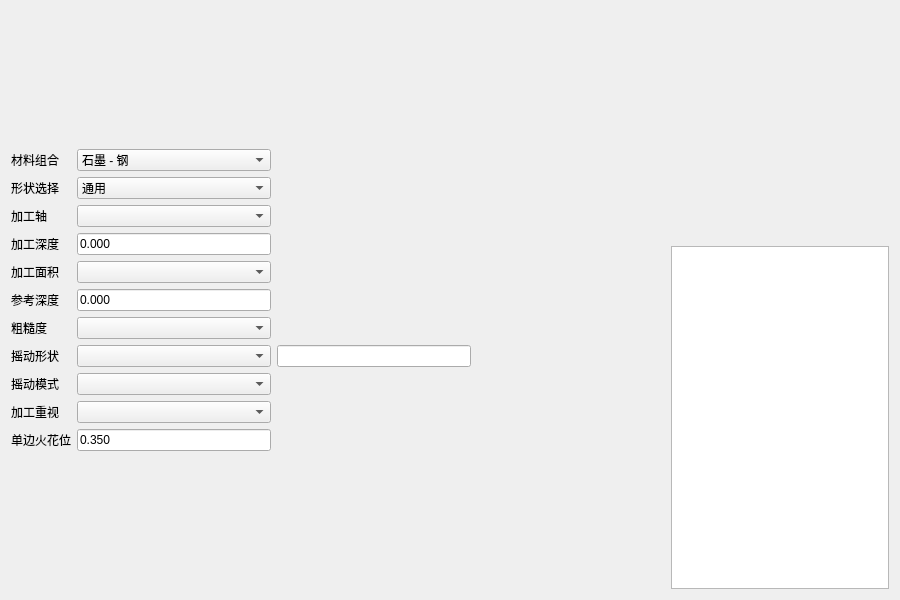
Qt form forms/auto/runautoparamform.ui (zephyrrr/Camotics_modbus) before a commit.
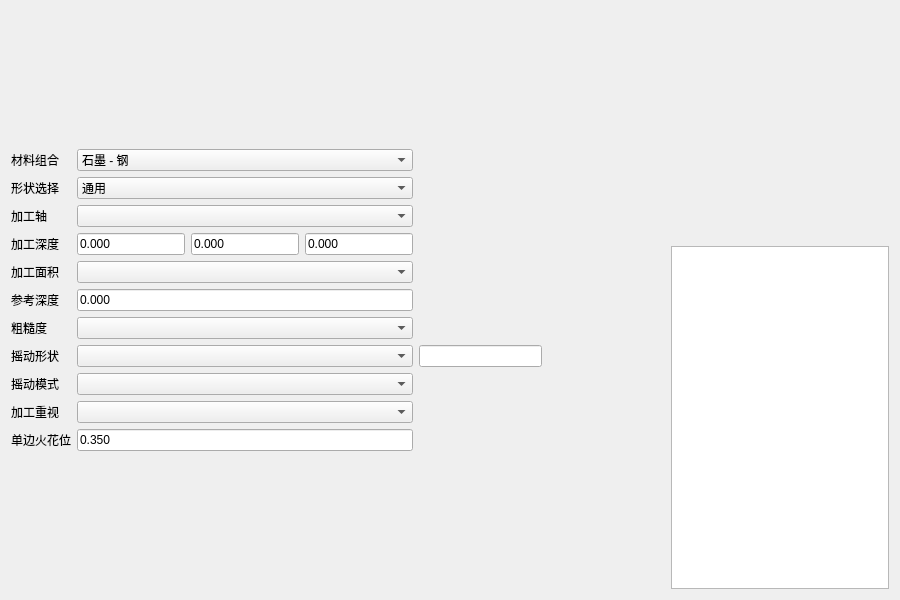
The same form after that commit. Custom widgets are drawn as their Qt base class.

The edit to the form file:
```diff
--- a/forms/auto/runautoparamform.ui
+++ b/forms/auto/runautoparamform.ui
@@ -191,6 +191,20 @@
              </property>
             </widget>
            </item>
+            <item>
+              <widget class="QLineEdit4AxisValue" name="inJgsd2">
+                <property name="text">
+                  <string>0.000</string>
+                </property>
+              </widget>
+            </item>
+            <item>
+              <widget class="QLineEdit4AxisValue" name="inJgsd3">
+                <property name="text">
+                  <string>0.000</string>
+                </property>
+              </widget>
+            </item>
           </layout>
          </item>
          <item row="8" column="0">
```
